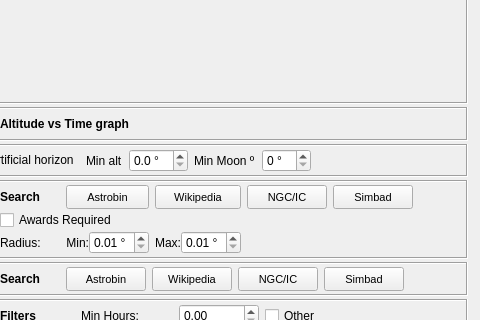
This is kstars/tools/imagingplanner.ui in KDE/kstars as Qt 5 draws it before an edit; both pictures show x 520 to 1000 and y 334 to 654 of the 1000 by 985 pixel window. The edited form follows.
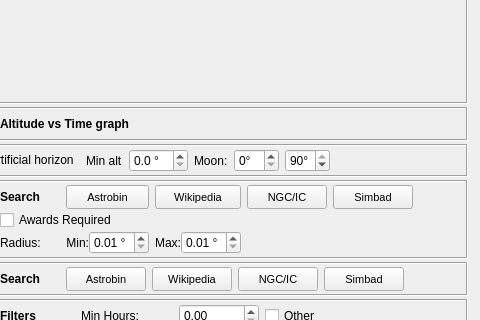
This is the edited form. Icons and pictures are not drawn. Custom widgets are drawn as their Qt base class.

Commit message:
Moon altitude as schedule constraint
During the time where the moon is visible, it should be possible to schedule only those jobs that are not disturbed by moonlight (e.g. H-alpha captures). To enable this, a new optional constraint is introduced where the maximal moon altitude could be set.

What changed in the file:
```diff
--- a/kstars/tools/imagingplanner.ui
+++ b/kstars/tools/imagingplanner.ui
@@ -1043,7 +1043,7 @@
                 <string>For imaging hours calculation, object must be at least this far from the moon.</string>
                </property>
                <property name="text">
-                <string>Min Moon º</string>
+                <string>Moon:</string>
                </property>
               </widget>
              </item>
@@ -1065,7 +1065,7 @@
                 <string>For imaging hours calculation, object must be at least this far from the moon.</string>
                </property>
                <property name="suffix">
-                <string> °</string>
+                <string>°</string>
                </property>
                <property name="decimals">
                 <number>0</number>
@@ -1078,6 +1078,25 @@
                </property>
               </widget>
              </item>
+             <item row="0" column="5">
+              <widget class="QDoubleSpinBox" name="maxMoonAltitude">
+               <property name="toolTip">
+                <string>&lt;html&gt;&lt;head/&gt;&lt;body&gt;&lt;p&gt;For imaging hours calculations the moon must be lower than this altitude.&lt;/p&gt;&lt;/body&gt;&lt;/html&gt;</string>
+               </property>
+               <property name="suffix">
+                <string>°</string>
+               </property>
+               <property name="decimals">
+                <number>0</number>
+               </property>
+               <property name="maximum">
+                <double>90.000000000000000</double>
+               </property>
+               <property name="value">
+                <double>90.000000000000000</double>
+               </property>
+              </widget>
+             </item>
             </layout>
            </item>
            <item>
```
Left out of the diff: 8 changed lines with no effect on the pictures. The commit also changes 16 other files.
